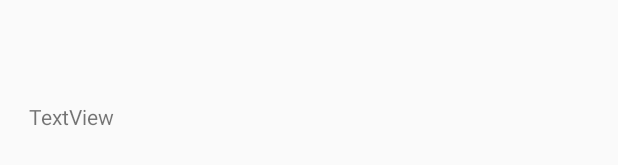
After one commit to Yixing-Chen-Shawn/Fever_Detection_App, an Android app: the layout activity_health_news.xml on its own in the app's theme, with its tools: preview values and no code run, on a phone screen of 412 x 824 dp. The commit adds this screen. Shown: the part 135-300 px from the top of the screen. Run offline under Robolectric (Android 15) with nearby library versions, the phone set to English and light mode, and no system bars.

Commit message:
Added health news activity
added HealthNewsActivity to android manifest, added a button to HealthNewsActivity at homeFragment.

```diff
--- a/app/src/main/AndroidManifest.xml
+++ b/app/src/main/AndroidManifest.xml
@@ -22,6 +22,7 @@
         android:supportsRtl="true"
         android:theme="@style/AppTheme">
         <activity android:name=".activity.ManualHealthActivity"></activity>
+        <activity android:name=".activity.HealthNewsActivity"/>
         <activity android:name=".activity.MeChangePhoneNumActivity" />
         <activity android:name=".activity.MeChangePasswordActivity" />
         <activity android:name=".activity.ContactsLogActivity" />
--- /dev/null
+++ b/app/src/main/res/layout/activity_health_news.xml
@@ -0,0 +1,25 @@
+<?xml version="1.0" encoding="utf-8"?>
+<androidx.constraintlayout.widget.ConstraintLayout xmlns:android="http://schemas.android.com/apk/res/android"
+    xmlns:app="http://schemas.android.com/apk/res-auto"
+    xmlns:tools="http://schemas.android.com/tools"
+    android:layout_width="match_parent"
+    android:layout_height="match_parent"
+    android:onClick="onClick">
+
+    <TextView
+        android:id="@+id/rssLine0"
+        android:layout_width="373dp"
+        android:layout_height="72dp"
+        android:layout_marginStart="19dp"
+        android:layout_marginLeft="19dp"
+        android:layout_marginTop="111dp"
+        android:layout_marginEnd="19dp"
+        android:layout_marginRight="19dp"
+        android:layout_marginBottom="548dp"
+        android:text="TextView"
+        app:layout_constraintBottom_toBottomOf="parent"
+        app:layout_constraintEnd_toEndOf="parent"
+        app:layout_constraintStart_toStartOf="parent"
+        app:layout_constraintTop_toTopOf="parent" />
+
+</androidx.constraintlayout.widget.ConstraintLayout>
```
Also changed, not shown: app/src/main/java/com/CIS400/fever_detection_app/activity/HealthNewsActivity.java (added, +83 -0 lines), app/src/main/java/com/CIS400/fever_detection_app/fragments/homeFragment.java (+9 -1 lines), app/src/main/res/layout/fragment_home.xml (+7 -1 lines).
